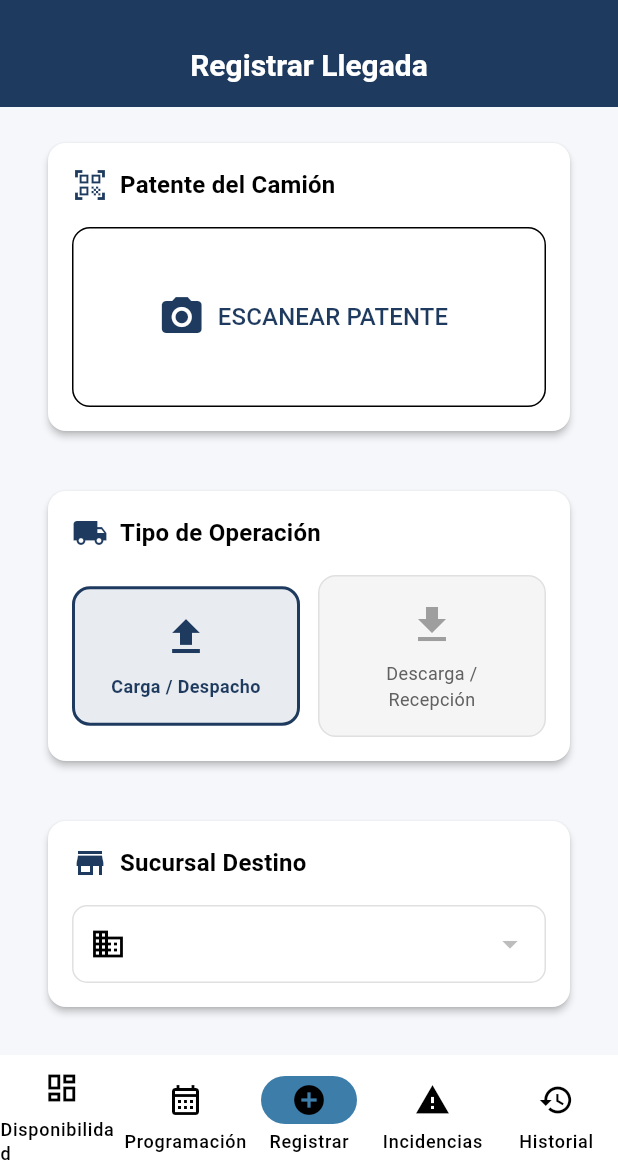
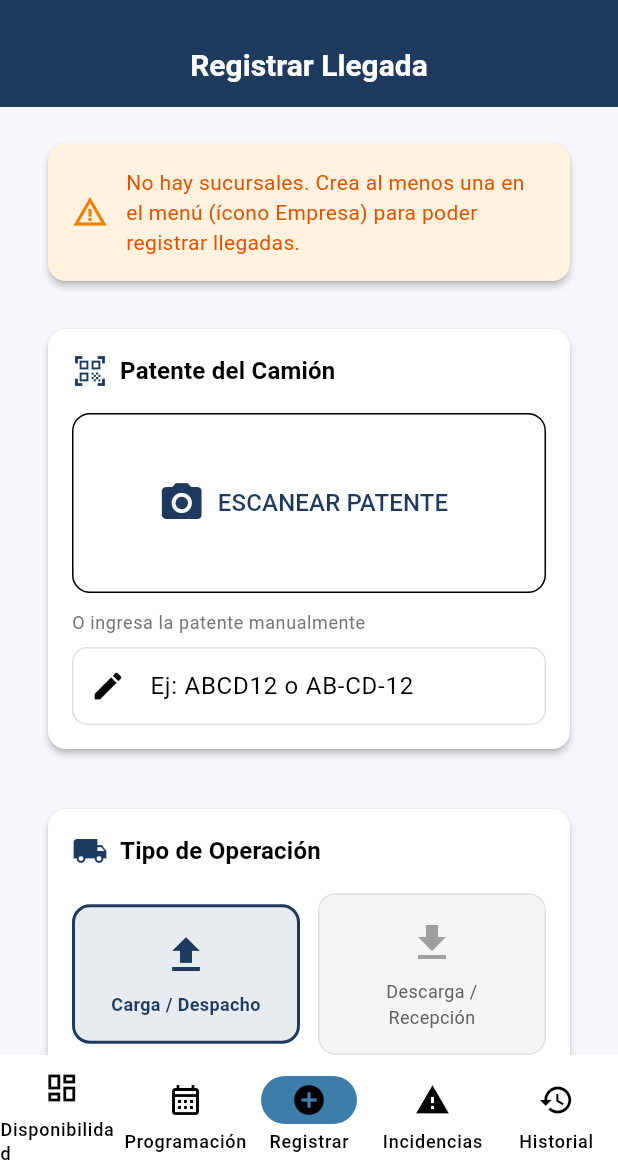
Before and after one commit to VictorEspinozaC/Witrack, a Flutter app: the screen it shows once a user with an empty profile is signed in, item 3 of the bottom bar chosen, on a phone screen of 412 x 824 dp, the part 61-1236 px from its top. Run offline on Flutter 3.47's test engine with Material 3 defaults, Android fonts, the phone set to English and light mode, and no system bars; our stand-ins replace camera, csv, file_picker, fl_chart, geolocator, image_picker and 5 more; missing offline and left inert: google_mlkit_text_recognition; accounts and stored records are empty.

Commit message:
Cleanup: remove android/build artifacts, update .gitignore, sync lib changes
- Remove android/ and build/web/ from tracking (added to .gitignore)
- Update lib files: app_database, main, screens, pubspec
- Add init_database_factory files and GitHub Actions workflow
- Add .vercelignore config

Co-Authored-By: Claude Sonnet 4.6 <noreply@anthropic.com>

```diff
--- a/lib/db/app_database.dart
+++ b/lib/db/app_database.dart
@@ -1,3 +1,4 @@
+import 'package:flutter/foundation.dart' show kIsWeb;
 import 'package:path/path.dart';
 import 'package:sqflite/sqflite.dart';
 import '../models/models.dart';
@@ -12,7 +13,8 @@ class AppDatabase {
 
   Future<Database> get db async {
     if (_db != null) return _db!;
-    final path = join(await getDatabasesPath(), 'transporte.db');
+    // En web se usa un nombre; en móvil/desktop una ruta en el sistema de archivos
+    final path = kIsWeb ? 'transporte.db' : join(await getDatabasesPath(), 'transporte.db');
 
     _db = await openDatabase(
       path,
--- /dev/null
+++ b/lib/init_database_factory.dart
@@ -0,0 +1,4 @@
+/// Inicialización del factory de SQLite según plataforma.
+/// En web no se usa; en escritorio (Windows/Linux/macOS) usa sqflite_common_ffi.
+export 'init_database_factory_stub.dart'
+    if (dart.library.ffi) 'init_database_factory_io.dart';
--- /dev/null
+++ b/lib/init_database_factory_stub.dart
@@ -0,0 +1,2 @@
+/// Stub para web: no se usa FFI de escritorio.
+void initDatabaseFactoryDesktop() {}
--- a/lib/screens/arrival_registration_screen.dart
+++ b/lib/screens/arrival_registration_screen.dart
@@ -21,6 +21,7 @@ class _ArrivalRegistrationScreenState extends State<ArrivalRegistrationScreen> {
 
   // Campos del formulario
   String? _plate;
+  final _manualPlateController = TextEditingController();
   final _nameController = TextEditingController();
   final _rutController = TextEditingController();
   final _phoneController = TextEditingController();
@@ -41,6 +42,7 @@ class _ArrivalRegistrationScreenState extends State<ArrivalRegistrationScreen> {
 
   @override
   void dispose() {
+    _manualPlateController.dispose();
     _nameController.dispose();
     _rutController.dispose();
     _phoneController.dispose();
@@ -59,16 +61,31 @@ class _ArrivalRegistrationScreenState extends State<ArrivalRegistrationScreen> {
   }
 
   Future<void> _scanPlate() async {
+    if (widget.cameras.isEmpty) {
+      ScaffoldMessenger.of(context).showSnackBar(
+        const SnackBar(content: Text('Cámara no disponible (ej. en navegador). Usa "Ingresar patente manualmente".')),
+      );
+      return;
+    }
     final plate = await Navigator.push<String?>(
       context,
       MaterialPageRoute(builder: (_) => CameraScreen(cameras: widget.cameras)),
     );
     if (plate != null && mounted) {
-      setState(() => _plate = normalizePlate(plate));
+      setState(() {
+        _plate = normalizePlate(plate);
+        _manualPlateController.text = _plate!;
+      });
     }
   }
 
   Future<void> _scanId() async {
+    if (widget.cameras.isEmpty) {
+      ScaffoldMessenger.of(context).showSnackBar(
+        const SnackBar(content: Text('Cámara no disponible. Ingresa RUT y nombre manualmente.')),
+      );
+      return;
+    }
     final result = await Navigator.push<Map<String, String>?>(
       context,
       MaterialPageRoute(builder: (_) => CameraScreen(
@@ -92,8 +109,15 @@ class _ArrivalRegistrationScreenState extends State<ArrivalRegistrationScreen> {
 
   Future<void> _registerArrival() async {
     if (!_formKey.currentState!.validate()) return;
-    if (_plate == null) {
-      _showError('Primero escanea la patente del camión');
+
+    final manualPlate = _manualPlateController.text.trim();
+    final plate = _plate ?? (manualPlate.isNotEmpty ? normalizePlate(manualPlate) : null);
+    if (plate == null || plate.isEmpty) {
+      _showError('Ingresa o escanea la patente del camión');
+      return;
+    }
+    if (_branches.isEmpty) {
+      _showError('No hay sucursales. Crea al menos una en el menú Administrar Sucursales.');
       return;
     }
     if (_selectedBranchId == null) {
@@ -104,7 +128,6 @@ class _ArrivalRegistrationScreenState extends State<ArrivalRegistrationScreen> {
     setState(() => _saving = true);
 
     try {
-      final plate = _plate!;
       final name = _nameController.text.trim();
       final rut = _rutController.text.trim();
       final phone = _phoneController.text.trim();
@@ -147,6 +170,7 @@ class _ArrivalRegistrationScreenState extends State<ArrivalRegistrationScreen> {
       // Limpiar formulario
       setState(() {
         _plate = null;
+        _manualPlateController.clear();
         _nameController.clear();
         _rutController.clear();
         _phoneController.clear();
@@ -206,6 +230,26 @@ class _ArrivalRegistrationScreenState extends State<ArrivalRegistrationScreen> {
           child: Column(
             crossAxisAlignment: CrossAxisAlignment.start,
             children: [
+              if (_branches.isEmpty)
+                Card(
+                  color: Colors.orange.shade50,
+                  child: Padding(
+                    padding: const EdgeInsets.all(16),
+                    child: Row(
+                      children: [
+                        Icon(Icons.warning_amber, color: Colors.orange.shade700),
+                        const SizedBox(width: 12),
+                        Expanded(
+                          child: Text(
+                            'No hay sucursales. Crea al menos una en el menú (ícono Empresa) para poder registrar llegadas.',
+                            style: TextStyle(color: Colors.orange.shade900),
+                          ),
+                        ),
+                      ],
+                    ),
+                  ),
+                ),
+              if (_branches.isEmpty) const SizedBox(height: 16),
               // Escaneo de patente
               _buildPlateSection(),
               const SizedBox(height: 24),
@@ -232,6 +276,8 @@ class _ArrivalRegistrationScreenState extends State<ArrivalRegistrationScreen> {
   }
 
   Widget _buildPlateSection() {
+    final hasCamera = widget.cameras.isNotEmpty;
+    final displayPlate = _plate ?? _manualPlateController.text.trim();
     return Card(
       child: Padding(
         padding: const EdgeInsets.all(16),
@@ -251,6 +297,7 @@ class _ArrivalRegistrationScreenState extends State<ArrivalRegistrationScreen> {
               ],
             ),
             const SizedBox(height: 16),
+            if (hasCamera)
               if (_plate != null)
                 Container(
                   width: double.infinity,
@@ -296,6 +343,26 @@ class _ArrivalRegistrationScreenState extends State<ArrivalRegistrationScreen> {
                       ),
                     ),
                   ),
+                ),
+            const SizedBox(height: 12),
+            Text(
+              hasCamera ? 'O ingresa la patente manualmente' : 'Ingresa la patente (en web no hay cámara)',
+              style: Theme.of(context).textTheme.bodySmall?.copyWith(
+                color: Colors.grey.shade600,
+              ),
+            ),
+            const SizedBox(height: 8),
+            TextFormField(
+              controller: _manualPlateController,
+              decoration: const InputDecoration(
+                hintText: 'Ej: ABCD12 o AB-CD-12',
+                prefixIcon: Icon(Icons.edit),
+                border: OutlineInputBorder(),
+              ),
+              textCapitalization: TextCapitalization.characters,
+              onChanged: (value) {
+                if (value.trim().isNotEmpty) setState(() => _plate = normalizePlate(value));
+              },
             ),
           ],
         ),
--- a/pubspec.yaml
+++ b/pubspec.yaml
@@ -9,8 +9,6 @@ publish_to: 'none' # Remove this line if you wish to publish to pub.dev
 # followed by an optional build number separated by a +.
 # Both the version and the builder number may be overridden in flutter
 # build by specifying --build-name and --build-number, respectively.
-# In Android, build-name is used as versionName while build-number used as versionCode.
-# Read more about Android versioning at https://developer.android.com/studio/publish/versioning
 # In iOS, build-name is used as CFBundleShortVersionString while build-number is used as CFBundleVersion.
 # Read more about iOS versioning at
 # https://developer.apple.com/library/archive/documentation/General/Reference/InfoPlistKeyReference/Articles/CoreFoundationKeys.html
@@ -35,6 +33,8 @@ dependencies:
   camera: ^0.11.0+2
   google_mlkit_text_recognition: ^0.14.0
   sqflite: ^2.3.3+1
+  sqflite_common_ffi_web: ^1.1.1
+  sqflite_common_ffi: ^2.3.3
   path_provider: ^2.1.4
   path: ^1.9.0
 
```
Also changed, not shown: lib/init_database_factory_io.dart (added, +12 -0 lines), lib/main.dart (+17 -1 lines), lib/screens/schedule_list_screen.dart (+10 -0 lines), .claude/settings.local.json, pubspec.lock, 54 other files. Lines whose indentation alone changed are shown as unchanged.
